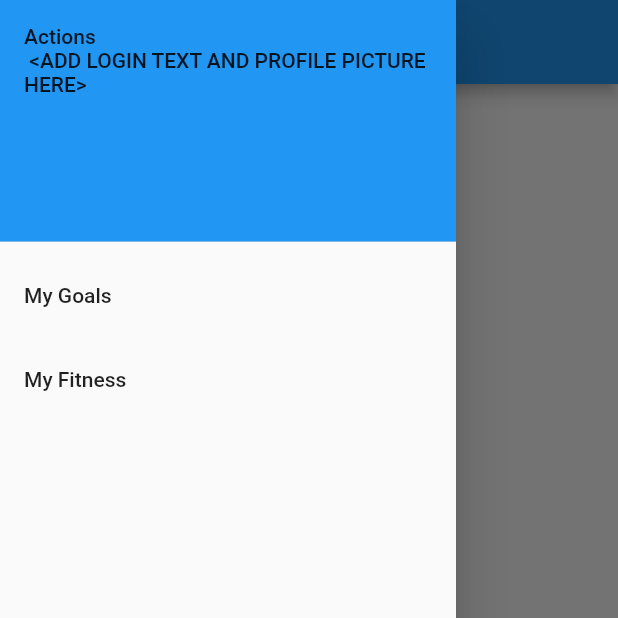
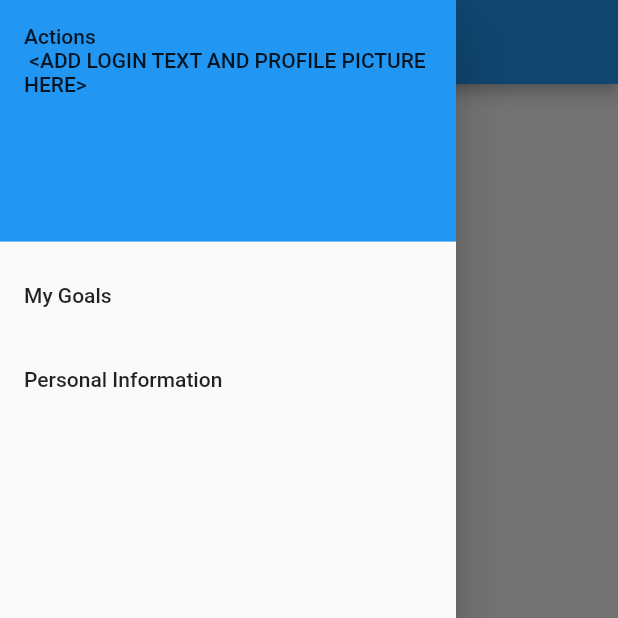
Before and after one commit to ChicoState/WorkoutPlanner, a Flutter app: the MyGoalsPage screen opened directly, with the side drawer open, on a phone screen of 412 x 824 dp, the top half of it. Run offline on Flutter 3.47's test engine with Material 2 defaults, Android fonts, the phone set to English and light mode, and no system bars.

Commit message:
updated main & personal info

```diff
--- a/workout_planner/lib/main.dart
+++ b/workout_planner/lib/main.dart
@@ -1,5 +1,6 @@
 import 'package:flutter/material.dart';
-
+import 'myGoalsPage.dart';
+import 'myFitnessPage.dart';
 void main() => runApp(App());
 
 class App extends StatelessWidget
@@ -53,7 +54,7 @@ class NavDrawer extends StatelessWidget
           ),
 
             ListTile(
-              title: Text("My Fitness"),
+              title: Text("Personal Information"),
               onTap: () {
               Navigator.pop(context);
               Navigator.push(context, MaterialPageRoute(
@@ -65,49 +66,3 @@ class NavDrawer extends StatelessWidget
     );
   }
 }
-
-// page to add, track, and edit goals
-class MyGoalsPage extends StatelessWidget
-{
-  @override
-  Widget build(BuildContext context)
-  {
-    return Scaffold(
-      drawer: NavDrawer(),
-      appBar: AppBar(
-        title: Text("My Goals")
-      ),
-
-      body: Text("Goals Page"),
-
-      floatingActionButton: FloatingActionButton(
-        onPressed:() {},
-        child: Icon(Icons.add)
-      ),
-
-    );
-  }
-}
-
-// page to add and update personal weight
-class MyFitnessPage extends StatelessWidget
-{
-  @override
-  Widget build(BuildContext context)
-  {
-    return Scaffold(
-      drawer: NavDrawer(),
-      appBar: AppBar(
-        title: Text("My Fitness")
-      ),
-
-      body: Text("Fitness Page"),
-
-      floatingActionButton: FloatingActionButton(
-        onPressed:() {},
-        child: Icon(Icons.add)
-      ),
-
-    );
-  }
-}
--- a/workout_planner/lib/myFitnessPage.dart
+++ b/workout_planner/lib/myFitnessPage.dart
@@ -10,10 +10,10 @@ class MyFitnessPage extends StatelessWidget
     return Scaffold(
       drawer: NavDrawer(),
       appBar: AppBar(
-          title: Text("My Fitness")
+          title: Text("Personal Information")
       ),
 
-      body: Text("Fitness Page"),
+      body: Text("Personal Information Page"),
 
       floatingActionButton: FloatingActionButton(
           onPressed:() {},
```
